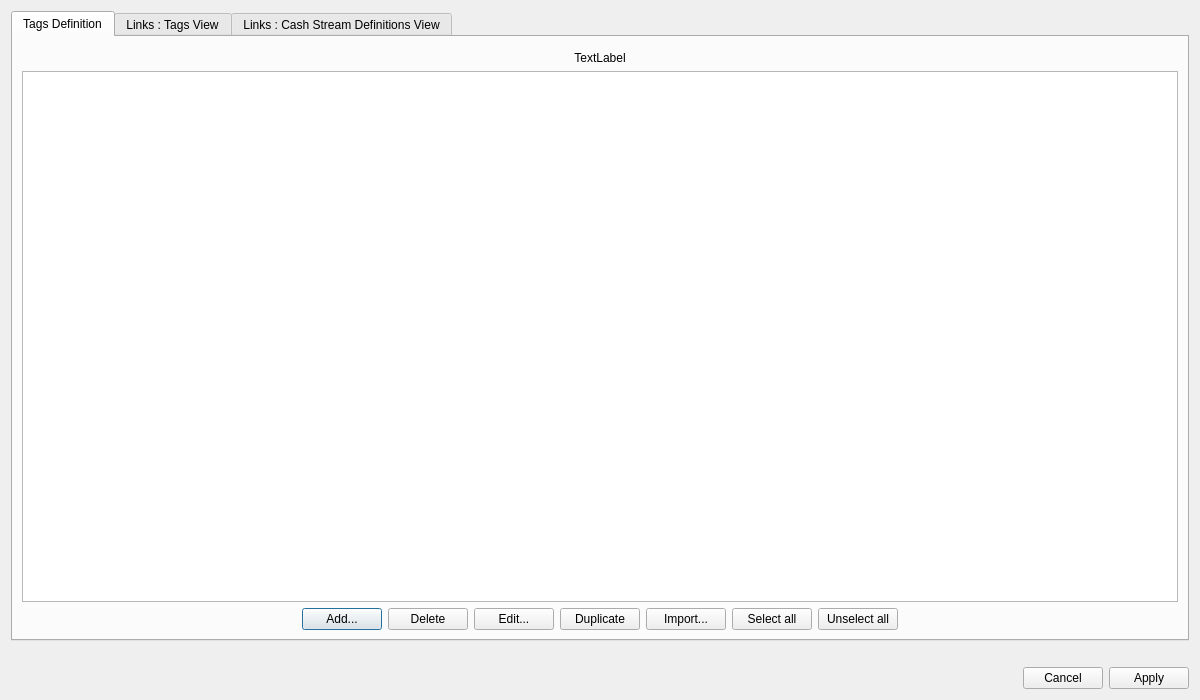
Qt form src/managetagsdialog.ui (redmoon1945/gbp) before a commit.
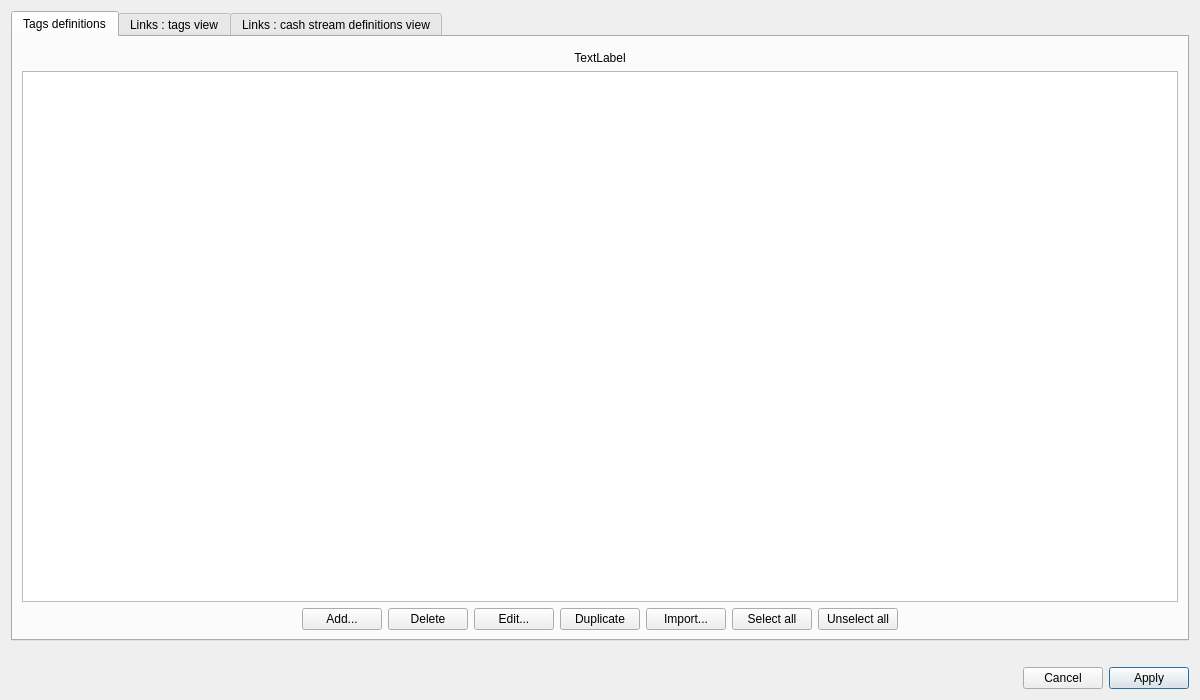
The same form after that commit. The open tabs and pages were chosen to show the change.

```diff
--- a/src/managetagsdialog.ui
+++ b/src/managetagsdialog.ui
@@ -21,7 +21,7 @@
      </property>
      <widget class="QWidget" name="tagsTab">
       <attribute name="title">
-       <string>Tags Definition</string>
+       <string>Tags definitions</string>
       </attribute>
       <layout class="QVBoxLayout" name="verticalLayout_4">
        <item>
@@ -96,6 +96,9 @@
              <property name="text">
               <string>Add...</string>
              </property>
+             <property name="autoDefault">
+              <bool>false</bool>
+             </property>
             </widget>
            </item>
            <item>
@@ -173,7 +176,7 @@
      </widget>
      <widget class="QWidget" name="fromTagsTab">
       <attribute name="title">
-       <string>Links : Tags View</string>
+       <string>Links : tags view</string>
       </attribute>
       <layout class="QHBoxLayout" name="horizontalLayout_4">
        <item>
@@ -325,7 +328,7 @@
      </widget>
      <widget class="QWidget" name="fromCsdTab">
       <attribute name="title">
-       <string>Links : Cash Stream Definitions View</string>
+       <string>Links : cash stream definitions view</string>
       </attribute>
       <layout class="QHBoxLayout" name="horizontalLayout_6">
        <item>
@@ -518,6 +521,12 @@
        <property name="text">
         <string>Apply</string>
        </property>
+       <property name="autoDefault">
+        <bool>false</bool>
+       </property>
+       <property name="default">
+        <bool>true</bool>
+       </property>
       </widget>
      </item>
     </layout>
```
Left out of the diff: 72 changed lines with no effect on the pictures.
